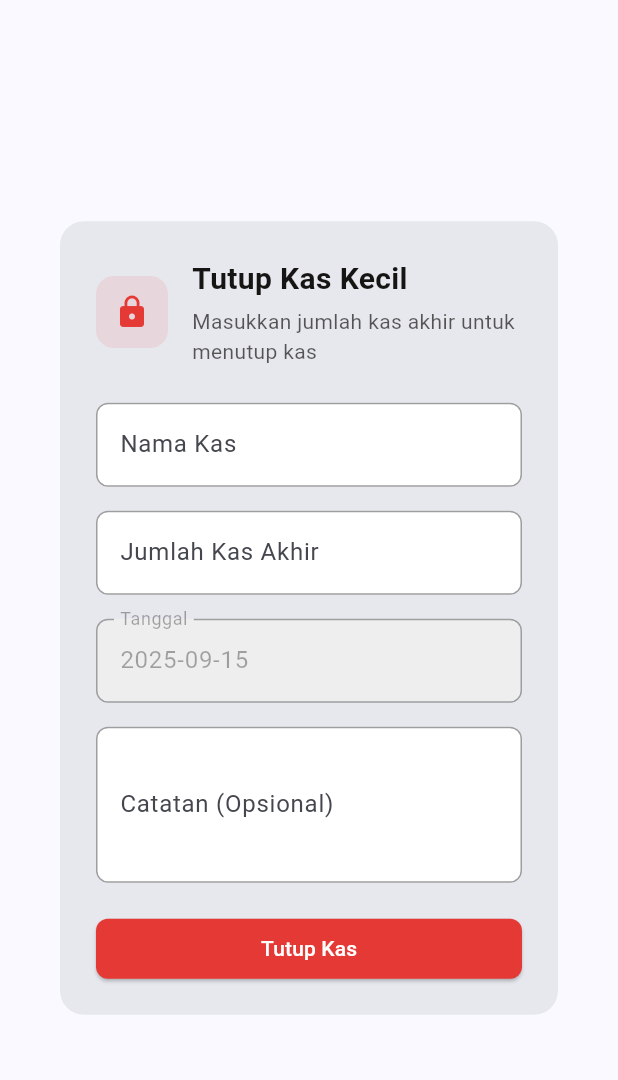
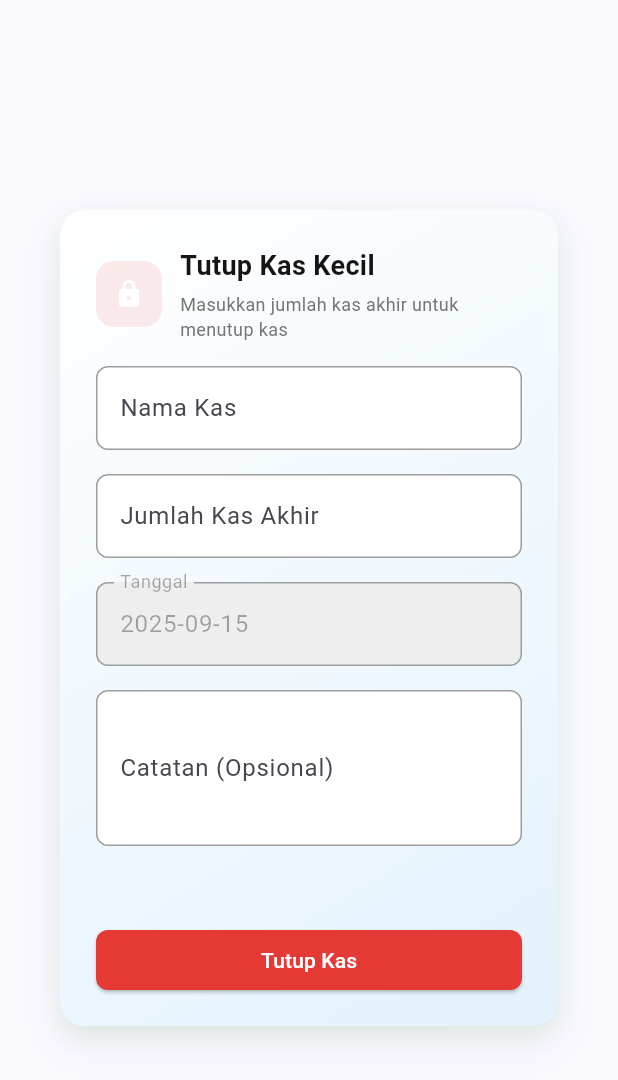
Before and after one commit to inu847/cne_apps, a Flutter app: the PettyCashDialog widget shown alone on an empty page, opened directly with empty values, on a phone screen of 412 x 824 dp. Shown: the top 1080 px of the screen. Run offline on Flutter 3.47's test engine with Material 3 defaults, Android fonts, the phone set to English and light mode, and no system bars; our stand-ins replace fl_chart, lottie, pdf, permission_handler, shared_preferences; missing offline and left inert: esc_pos_utils_plus, print_bluetooth_thermal; accounts and stored records are empty; network calls fail.

Commit message:
feat(widgets): improve petty cash dialog responsiveness and styling
- Add responsive layout for different screen sizes
- Enhance dialog styling with gradient background and shadows
- Extract dialog title and subtitle into separate getters
- Fix keyboard overflow by enabling resizeToAvoidBottomInset in POS screen

```diff
--- a/lib/screens/pos_screen.dart
+++ b/lib/screens/pos_screen.dart
@@ -831,6 +831,7 @@ class _POSScreenState extends State<POSScreen> {
     final isTablet = screenWidth >= 650 && screenWidth < 1100;
 
     return Scaffold(
+      resizeToAvoidBottomInset: true,
       appBar: AppBar(
         title: Consumer<SettingsProvider>(
           builder: (context, settingsProvider, child) {
--- a/lib/widgets/petty_cash_dialog.dart
+++ b/lib/widgets/petty_cash_dialog.dart
@@ -76,8 +76,22 @@ class _PettyCashDialogState extends State<PettyCashDialog> {
     return widget.type == 'opening' ? primaryGreen : Colors.red.shade600;
   }
 
-  IconData get _dialogIcon {
+  IconData _getIcon() {
     return widget.type == 'opening' ? Icons.account_balance_wallet : Icons.lock;
+  }
+
+  String get _title {
+    return widget.type == 'opening' ? 'Buka Kas Kecil' : 'Tutup Kas Kecil';
+  }
+
+  String get _subtitle {
+    return widget.type == 'opening'
+        ? 'Masukkan jumlah kas awal untuk membuka kas'
+        : 'Masukkan jumlah kas akhir untuk menutup kas';
+  }
+
+  Color get _iconBackgroundColor {
+    return widget.type == 'opening' ? primaryGreen : Colors.red.shade600;
   }
 
   void _handleSubmit() async {
@@ -151,6 +165,11 @@ class _PettyCashDialogState extends State<PettyCashDialog> {
 
   @override
   Widget build(BuildContext context) {
+    final screenSize = MediaQuery.of(context).size;
+    final isSmallScreen = screenSize.width < 600;
+    final dialogWidth = isSmallScreen ? screenSize.width * 0.95 : screenSize.width * 0.9;
+    final maxDialogWidth = isSmallScreen ? 400.0 : 500.0;
+
     return Consumer<PettyCashProvider>(
       builder: (context, provider, child) {
         return Dialog(
@@ -158,17 +177,43 @@ class _PettyCashDialogState extends State<PettyCashDialog> {
             borderRadius: BorderRadius.circular(16),
           ),
           child: Container(
-            width: MediaQuery.of(context).size.width * 0.9,
-            constraints: const BoxConstraints(maxWidth: 500),
-            padding: const EdgeInsets.all(24),
-            child: Form(
-              key: _formKey,
-              child: Column(
-                mainAxisSize: MainAxisSize.min,
-                crossAxisAlignment: CrossAxisAlignment.start,
-                children: [
-                  // Header
-                  Row(
+            width: dialogWidth,
+            constraints: BoxConstraints(
+              maxWidth: maxDialogWidth,
+              maxHeight: screenSize.height * 0.85,
+            ),
+            decoration: BoxDecoration(
+              gradient: const LinearGradient(
+                begin: Alignment.topLeft,
+                end: Alignment.bottomRight,
+                colors: [
+                  Colors.white,
+                  Color(0xFFE3F2FD),
+                ],
+              ),
+              borderRadius: BorderRadius.circular(16),
+              boxShadow: const [
+                BoxShadow(
+                  color: Color(0x1A4CAF50),
+                  blurRadius: 12,
+                  spreadRadius: 0,
+                  offset: Offset(0, 6),
+                ),
+                BoxShadow(
+                  color: Color(0x0D000000),
+                  blurRadius: 24,
+                  spreadRadius: 0,
+                  offset: Offset(0, 12),
+                ),
+              ],
+            ),
+            child: Column(
+              mainAxisSize: MainAxisSize.min,
+              children: [
+                // Header yang tidak scroll
+                Padding(
+                  padding: EdgeInsets.fromLTRB(24, 24, 24, isSmallScreen ? 16 : 20),
+                  child: Row(
                     children: [
                       Container(
                         padding: const EdgeInsets.all(12),
@@ -177,20 +222,20 @@ class _PettyCashDialogState extends State<PettyCashDialog> {
                           borderRadius: BorderRadius.circular(12),
                         ),
                         child: Icon(
-                          _dialogIcon,
-                          color: _submitButtonColor,
-                          size: 24,
+                          _getIcon(),
+                          color: Colors.white,
+                          size: isSmallScreen ? 20 : 24,
                         ),
                       ),
-                      const SizedBox(width: 16),
+                      SizedBox(width: isSmallScreen ? 12 : 16),
                       Expanded(
                         child: Column(
                           crossAxisAlignment: CrossAxisAlignment.start,
                           children: [
                             Text(
                               _dialogTitle,
-                              style: const TextStyle(
-                                fontSize: 20,
+                              style: TextStyle(
+                                fontSize: isSmallScreen ? 18 : 20,
                                 fontWeight: FontWeight.bold,
                                 color: darkBlack,
                               ),
@@ -201,8 +246,8 @@ class _PettyCashDialogState extends State<PettyCashDialog> {
                                   ? 'Masukkan jumlah kas awal untuk memulai transaksi'
                                   : 'Masukkan jumlah kas akhir untuk menutup kas',
                               style: TextStyle(
-                                fontSize: 14,
-                                color: darkBlack.withOpacity(0.7),
+                                fontSize: isSmallScreen ? 12 : 14,
+                                color: Colors.grey.shade600,
                               ),
                             ),
                           ],
@@ -210,7 +255,19 @@ class _PettyCashDialogState extends State<PettyCashDialog> {
                       ),
                     ],
                   ),
-                  const SizedBox(height: 24),
+                ),
+
+                // Content yang bisa scroll
+                Flexible(
+                  child: SingleChildScrollView(
+                    padding: EdgeInsets.fromLTRB(24, 0, 24, isSmallScreen ? 16 : 20),
+                    child: Form(
+                      key: _formKey,
+                      child: Column(
+                        mainAxisSize: MainAxisSize.min,
+                        crossAxisAlignment: CrossAxisAlignment.start,
+                        children: [
+
 
                   // Status kas aktif (jika ada)
                   if (widget.activePettyCash != null) ...[
@@ -310,8 +367,16 @@ class _PettyCashDialogState extends State<PettyCashDialog> {
                   ),
                   const SizedBox(height: 24),
 
-                  // Action button
-                  SizedBox(
+                        ],
+                      ),
+                    ),
+                  ),
+                ),
+
+                // Action button yang tidak scroll
+                Padding(
+                  padding: EdgeInsets.fromLTRB(24, isSmallScreen ? 16 : 20, 24, 24),
+                  child: SizedBox(
                     width: double.infinity,
                     child: CustomButton(
                       text: _submitButtonText,
@@ -320,8 +385,8 @@ class _PettyCashDialogState extends State<PettyCashDialog> {
                       isLoading: provider.isLoading,
                     ),
                   ),
-                ],
-              ),
+                ),
+              ],
             ),
           ),
         );
```
